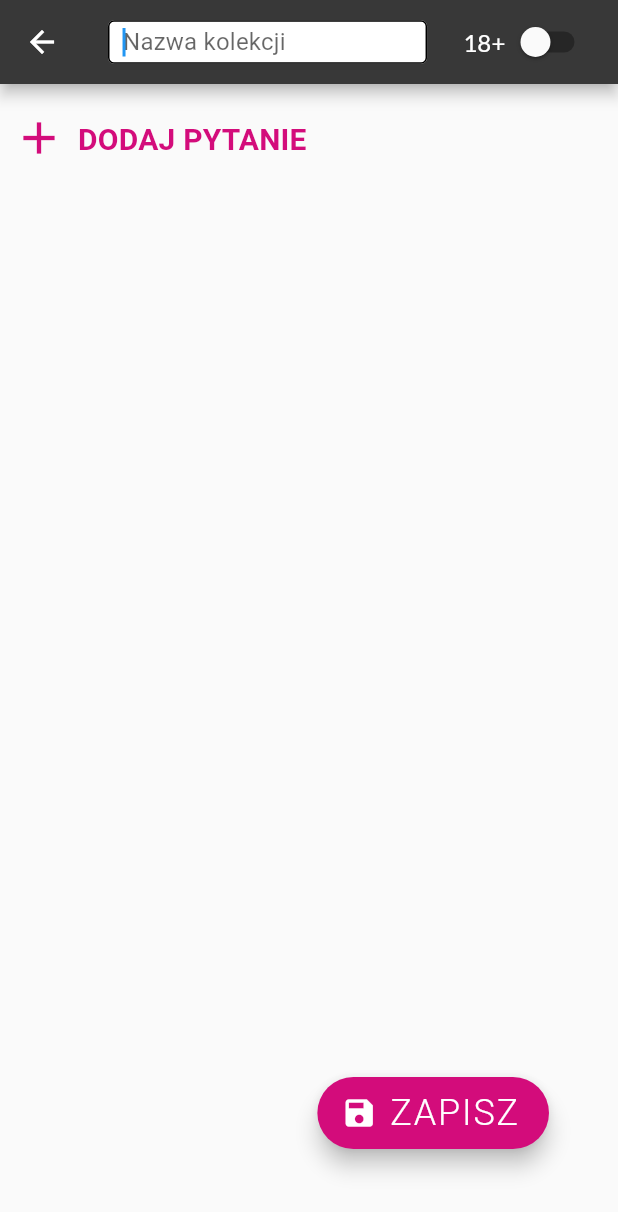
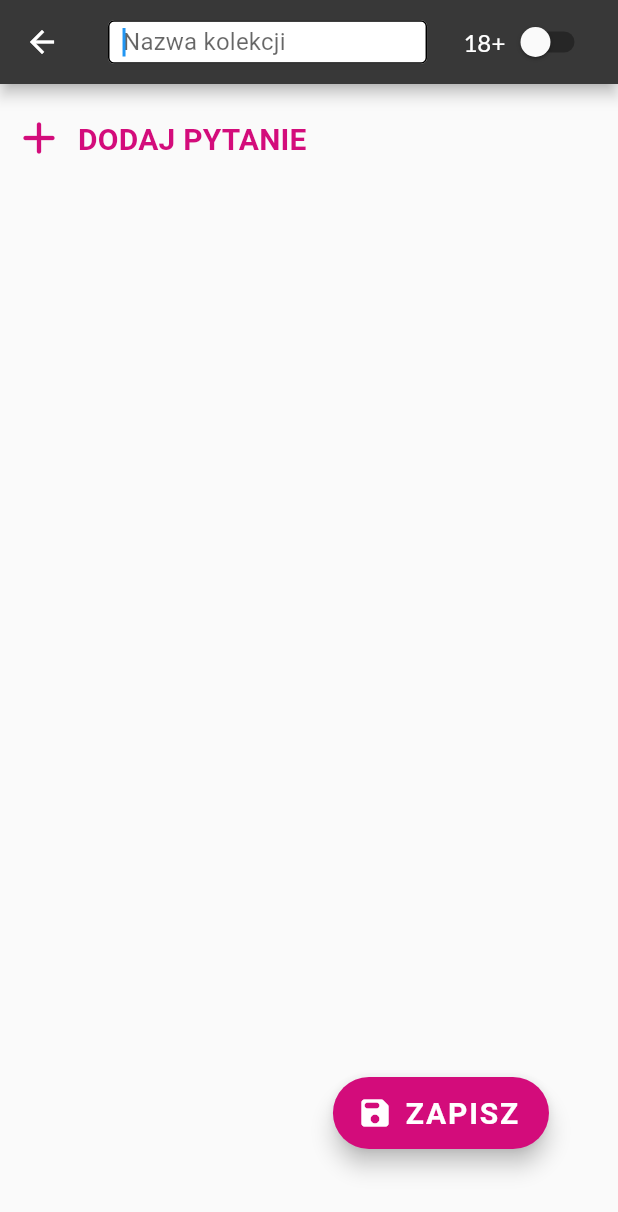
Before and after one commit to VengelStudio/kto-teraz, a Flutter app: the CollectionEditor screen opened directly, on a phone screen of 412 x 824 dp. Shown: the top 1212 px of the screen. Run offline on Flutter 3.47's test engine with Material 2 defaults, Android fonts, the phone set to English and light mode, and no system bars; our stand-ins replace flutter_fortune_wheel, flutter_svg, google_fonts; missing offline and left inert: flutter_picker; Roboto replaces fonts that are missing (Signika).

Commit message:
Improve icons

```diff
--- a/lib/views/collection_editor.dart
+++ b/lib/views/collection_editor.dart
@@ -168,7 +168,7 @@ class _CollectionEditorState extends State<CollectionEditor> {
                             child: Row(
                               children: [
                                 Icon(
-                                  Icons.add,
+                                  Icons.add_rounded,
                                   color: Theme.of(context).primaryColor,
                                   size: 36,
                                 ),
@@ -212,10 +212,13 @@ class _CollectionEditorState extends State<CollectionEditor> {
                   const EdgeInsets.symmetric(horizontal: 30.0, vertical: 42.0),
               child: FloatingActionButton.extended(
                   onPressed: onSave,
-                  icon: Icon(Icons.save),
-                  label: Text(
-                    "ZAPISZ",
-                  )),
+                  icon: Icon(Icons.save_rounded),
+                  label: Text("ZAPISZ",
+                      style: GoogleFonts.signika(
+                        color: Colors.white,
+                        fontSize: 20,
+                        fontWeight: FontWeight.bold,
+                      ))),
             )));
   }
 }
--- a/lib/views/collections_page.dart
+++ b/lib/views/collections_page.dart
@@ -82,7 +82,7 @@ class _CollectionsState extends State<CollectionsPage> {
             );
           },
           child: const Icon(
-            Icons.add,
+            Icons.add_rounded,
             size: 40,
           ),
         ),
--- a/lib/views/game_options_page.dart
+++ b/lib/views/game_options_page.dart
@@ -190,7 +190,7 @@ class _GameOptionsPageState extends State<GameOptionsPage> {
                                 collections: selectedCollections)),
                       );
                     },
-                    child: const Icon(Icons.arrow_forward_ios,
+                    child: const Icon(Icons.arrow_forward_ios_rounded,
                         size: 24, color: Colors.white),
                   ),
                 ),
```
Also changed, not shown: lib/widgets/collection_card.dart (+2 -5 lines).
